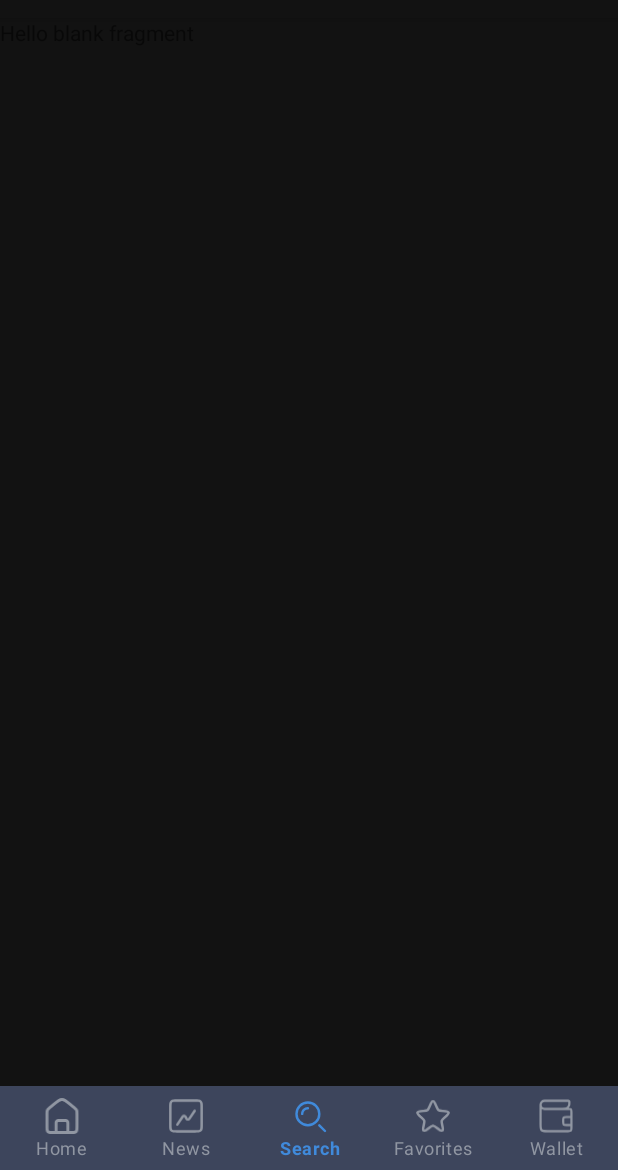
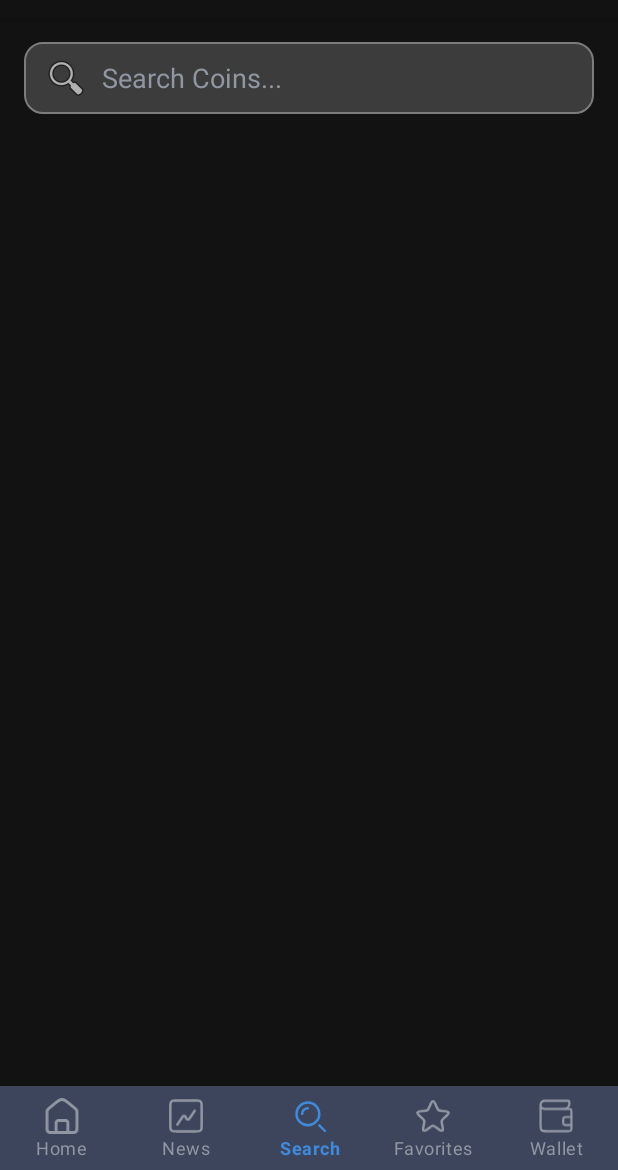
Before and after one commit to Kochipek/ForInvest-Crypto, an Android app: the SearchFragment screen opened through its navigation route, on a phone screen of 412 x 824 dp, the part 66-1236 px from its top. Run offline under Robolectric (Android 15) with nearby library versions, the phone set to English and light mode, and no system bars; our stand-ins replace Dagger/Hilt's generated code, navigation-ui; libraries missing offline, so code that uses them is left out: com.tbuonomo.viewpagerdotsindicator; 2 statements that could not run were skipped.

Commit message:
Update search feature

```diff
--- a/app/src/main/java/com/ipekkochisarli/forinvest_crypto/features/home/domain/HomeRepository.kt
+++ b/app/src/main/java/com/ipekkochisarli/forinvest_crypto/features/home/domain/HomeRepository.kt
@@ -8,4 +8,5 @@ import kotlinx.coroutines.flow.Flow
 interface HomeRepository {
     suspend fun getCoins(currency: String): Flow<ApiResult<List<CoinUiModel>>>
     suspend fun getTrendingCoins(): Flow<ApiResult<List<TrendingCoinUiModel>>>
+    fun searchCoins(query: String) : Flow<ApiResult<List<CoinUiModel>>>
 }
--- a/app/src/main/java/com/ipekkochisarli/forinvest_crypto/features/search/domain/SearchCoinsUseCase.kt
+++ b/app/src/main/java/com/ipekkochisarli/forinvest_crypto/features/search/domain/SearchCoinsUseCase.kt
@@ -2,12 +2,13 @@ package com.ipekkochisarli.forinvest_crypto.features.search.domain
 
 import com.ipekkochisarli.forinvest_crypto.core.base.BaseUseCase
 import com.ipekkochisarli.forinvest_crypto.core.domain.UiState
+import com.ipekkochisarli.forinvest_crypto.features.home.domain.HomeRepository
 import com.ipekkochisarli.forinvest_crypto.features.home.domain.uimodel.CoinUiModel
 import kotlinx.coroutines.flow.Flow
 import javax.inject.Inject
 
 class SearchCoinsUseCase @Inject constructor(
-    private val coinRepository: SearchRepository
+    private val coinRepository: HomeRepository
 ) : BaseUseCase<List<CoinUiModel>>() {
 
     operator fun invoke(query: String): Flow<UiState<List<CoinUiModel>>> = invoke {
--- a/app/src/main/java/com/ipekkochisarli/forinvest_crypto/features/search/SearchFragment.kt
+++ b/app/src/main/java/com/ipekkochisarli/forinvest_crypto/features/search/presentation/SearchFragment.kt
@@ -1,10 +1,9 @@
-package com.ipekkochisarli.forinvest_crypto.features.search
+package com.ipekkochisarli.forinvest_crypto.features.search.presentation
 
 import android.os.Bundle
 import android.view.LayoutInflater
 import android.view.View
 import android.view.ViewGroup
-import androidx.fragment.app.Fragment
 import com.ipekkochisarli.forinvest_crypto.R
 import com.ipekkochisarli.forinvest_crypto.core.base.BaseFragment
 import com.ipekkochisarli.forinvest_crypto.databinding.FragmentSearchBinding
--- /dev/null
+++ b/app/src/main/res/drawable/search_background.xml
@@ -0,0 +1,11 @@
+<shape xmlns:android="http://schemas.android.com/apk/res/android"
+    android:shape="rectangle">
+
+    <solid android:color="#3C3C3C" />
+
+    <corners android:radius="12dp" />
+
+    <stroke
+        android:width="1dp"
+        android:color="#7C7C7C" />
+</shape>
--- a/app/src/main/res/layout/fragment_search.xml
+++ b/app/src/main/res/layout/fragment_search.xml
@@ -1,14 +1,36 @@
 <?xml version="1.0" encoding="utf-8"?>
-<FrameLayout xmlns:android="http://schemas.android.com/apk/res/android"
+<LinearLayout xmlns:android="http://schemas.android.com/apk/res/android"
     xmlns:tools="http://schemas.android.com/tools"
+    android:id="@+id/searchLayout"
     android:layout_width="match_parent"
     android:layout_height="match_parent"
+    android:background="@color/dark_background"
+    android:orientation="vertical"
+    android:padding="16dp"
     tools:context=".features.search.presentation.SearchFragment">
 
-    <!-- TODO: Update blank fragment layout -->
-    <TextView
+    <androidx.appcompat.widget.AppCompatEditText
+        android:id="@+id/editTextSearch"
         android:layout_width="match_parent"
-        android:layout_height="match_parent"
-        android:text="@string/hello_blank_fragment" />
+        android:layout_height="48dp"
+        android:hint="@string/search_coins"
+        android:drawableStart="@android:drawable/ic_menu_search"
+        android:paddingStart="12dp"
+        android:paddingEnd="12dp"
+        android:textColor="#FFFFFF"
+        android:background="@drawable/search_background"
+        android:textColorHint="@color/dark_secondary"
+        android:inputType="text"
+        android:drawablePadding="8dp" />
 
-</FrameLayout>
+    <androidx.recyclerview.widget.RecyclerView
+        android:id="@+id/recyclerViewResults"
+        android:layout_width="match_parent"
+        android:layout_height="0dp"
+        android:layout_weight="1"
+        android:layout_marginTop="16dp"
+        android:clipToPadding="false"
+        android:paddingBottom="8dp"
+        />
+
+</LinearLayout>
--- a/app/src/main/res/navigation/navigation_graph.xml
+++ b/app/src/main/res/navigation/navigation_graph.xml
@@ -46,7 +46,7 @@
         tools:layout="@layout/fragment_news" />
     <fragment
         android:id="@+id/searchFragment"
-        android:name="com.ipekkochisarli.forinvest_crypto.features.search.SearchFragment"
+        android:name="com.ipekkochisarli.forinvest_crypto.features.search.presentation.SearchFragment"
         android:label="fragment_search"
         tools:layout="@layout/fragment_search" />
 </navigation>
--- a/app/src/main/res/values/colors.xml
+++ b/app/src/main/res/values/colors.xml
@@ -9,4 +9,5 @@
     <color name="dark_secondary">#9096A2</color>
     <color name="green">#4CAF50</color>
     <color name="transparent">#00000000</color>
+    <color name="dark_search">#4B4B4B</color>
 </resources>
--- a/app/src/main/res/values/strings.xml
+++ b/app/src/main/res/values/strings.xml
@@ -16,4 +16,6 @@
     <string name="crypto_app">Crypto App</string>
     <string name="logo">Logo</string>
     <string name="featured_coins">Today\'s Top 5 Coins</string>
+    <string name="popular_searches">Popular searches</string>
+    <string name="search_coins">Search Coins...</string>
 </resources>
```
Also changed, not shown: app/src/main/java/com/ipekkochisarli/forinvest_crypto/features/search/data/local/SearchRepositoryImpl.kt (deleted, +0 -26 lines), app/src/main/java/com/ipekkochisarli/forinvest_crypto/features/search/di/SearchModule.kt (deleted, +0 -40 lines), app/src/main/java/com/ipekkochisarli/forinvest_crypto/features/search/domain/SearchRepository.kt (deleted, +0 -9 lines).
